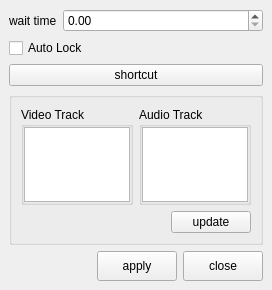
Above: app/resolve/Python/rs_resolve/tool/voice_dropper/lip_sync_window.ui from nakano000/Resolve_Script before the change. Below: the same form after it.
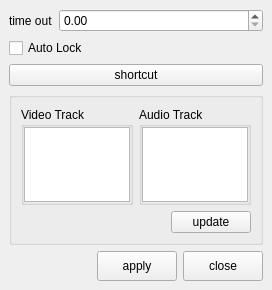
That is the form after the change.

```diff
--- a/app/resolve/Python/rs_resolve/tool/voice_dropper/lip_sync_window.ui
+++ b/app/resolve/Python/rs_resolve/tool/voice_dropper/lip_sync_window.ui
@@ -20,7 +20,7 @@
       <item row="0" column="0">
        <widget class="QLabel" name="label_3">
         <property name="text">
-         <string>wait time</string>
+         <string>time out</string>
         </property>
        </widget>
       </item>
```
Left out of the diff: 2 changed lines with no effect on the pictures.
